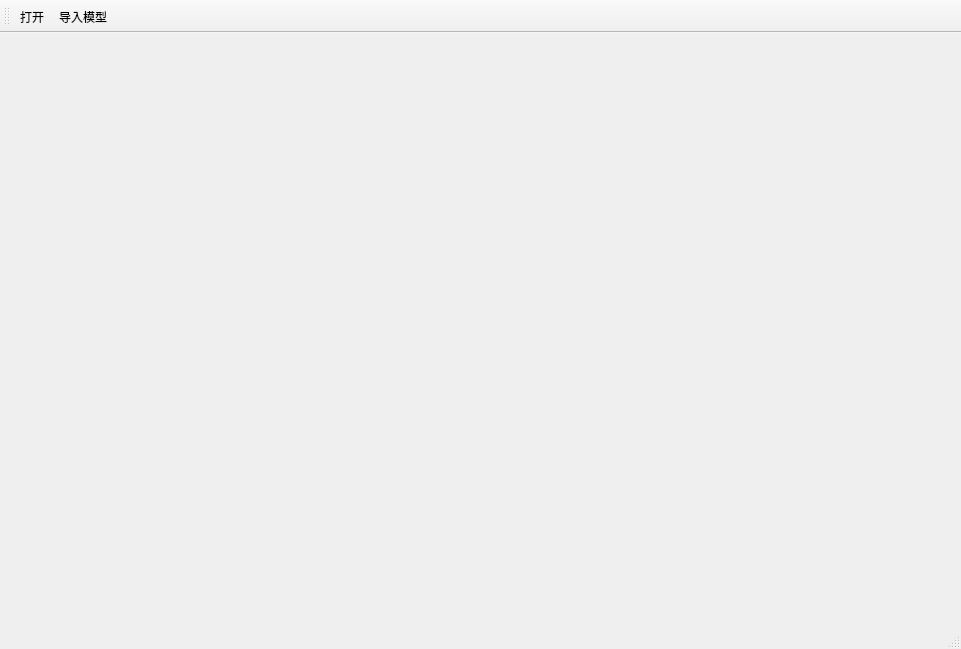
This is src/Runtime/MainWindow.ui in StoneHappy/for_graduation as Qt 5 draws it before an edit. The edited form follows.
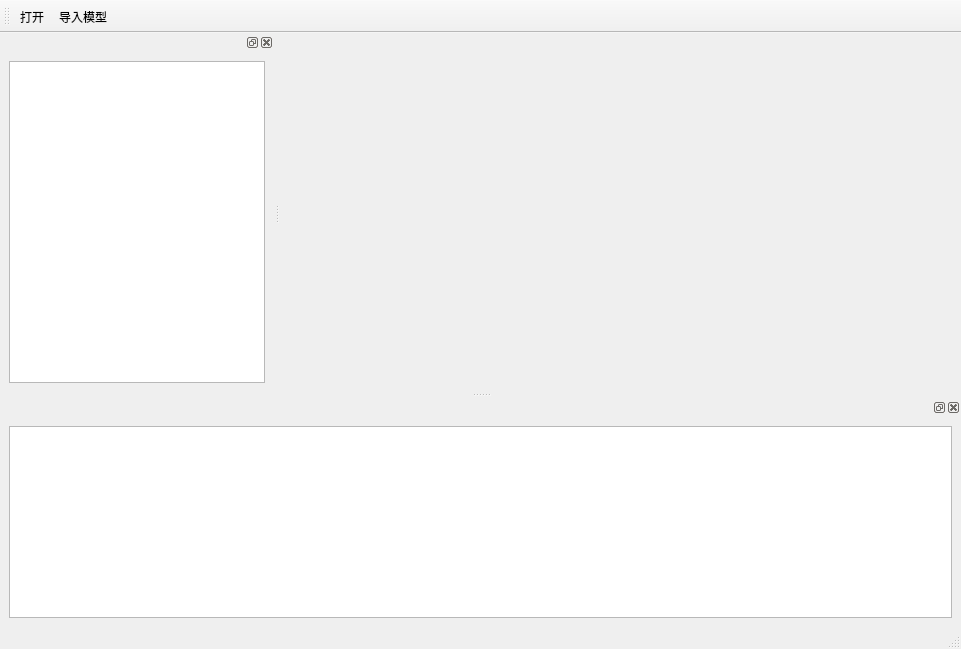
This is the edited form. Icons and pictures are not drawn.

Commit message: ✨ feat: Debuglog

Diff of the .ui file:
```diff
--- a/src/Runtime/MainWindow.ui
+++ b/src/Runtime/MainWindow.ui
@@ -35,6 +35,30 @@
    <addaction name="actOpen"/>
    <addaction name="actImportModel"/>
   </widget>
+  <widget class="QDockWidget" name="dockWidget">
+   <attribute name="dockWidgetArea">
+    <number>1</number>
+   </attribute>
+   <widget class="QWidget" name="dockWidgetContents">
+    <layout class="QVBoxLayout" name="verticalLayout">
+     <item>
+      <widget class="QTreeView" name="treeView"/>
+     </item>
+    </layout>
+   </widget>
+  </widget>
+  <widget class="QDockWidget" name="dockWidget_2">
+   <attribute name="dockWidgetArea">
+    <number>8</number>
+   </attribute>
+   <widget class="QWidget" name="dockWidgetContents_2">
+    <layout class="QHBoxLayout" name="horizontalLayout">
+     <item>
+      <widget class="QPlainTextEdit" name="debugLog"/>
+     </item>
+    </layout>
+   </widget>
+  </widget>
   <action name="actOpen">
    <property name="icon">
     <iconset resource="../../resources/resources.qrc">
```
The commit also changes 1 other file.
